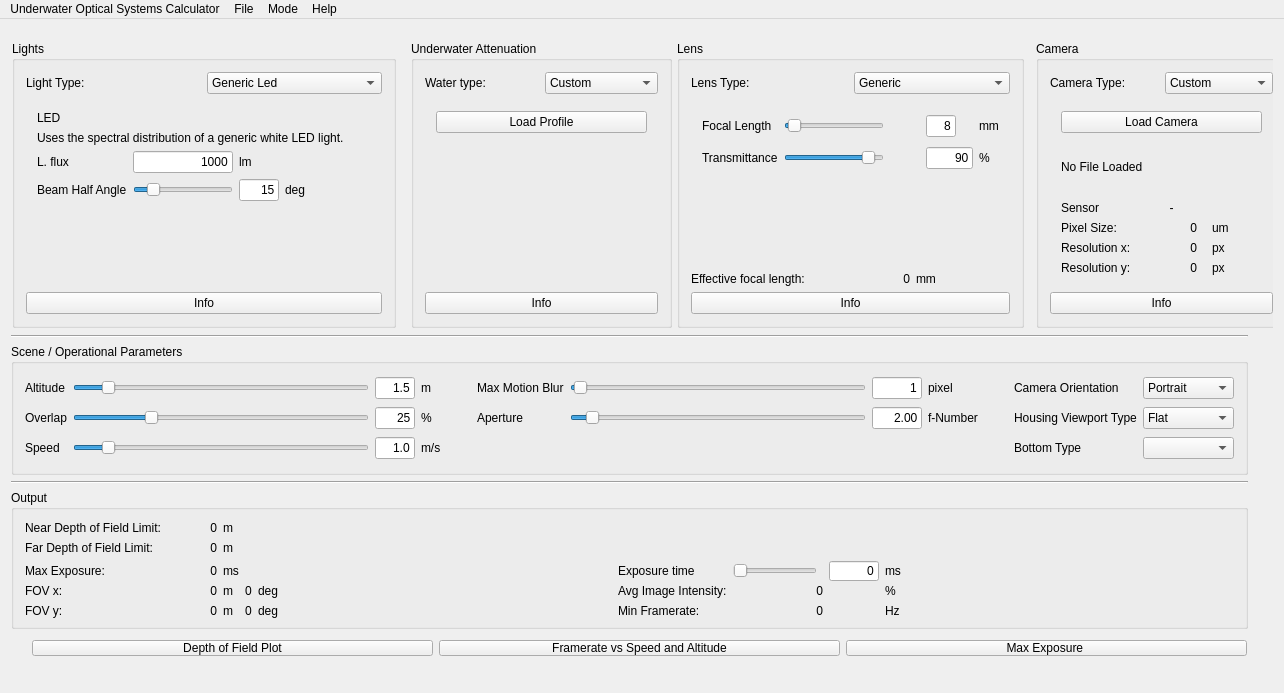
Above: qt/UWOpticalSystemDesigner/mainwindow.ui from gidobot/UWOpticalSystemsDesignTools before the change. Below: the same form after it.
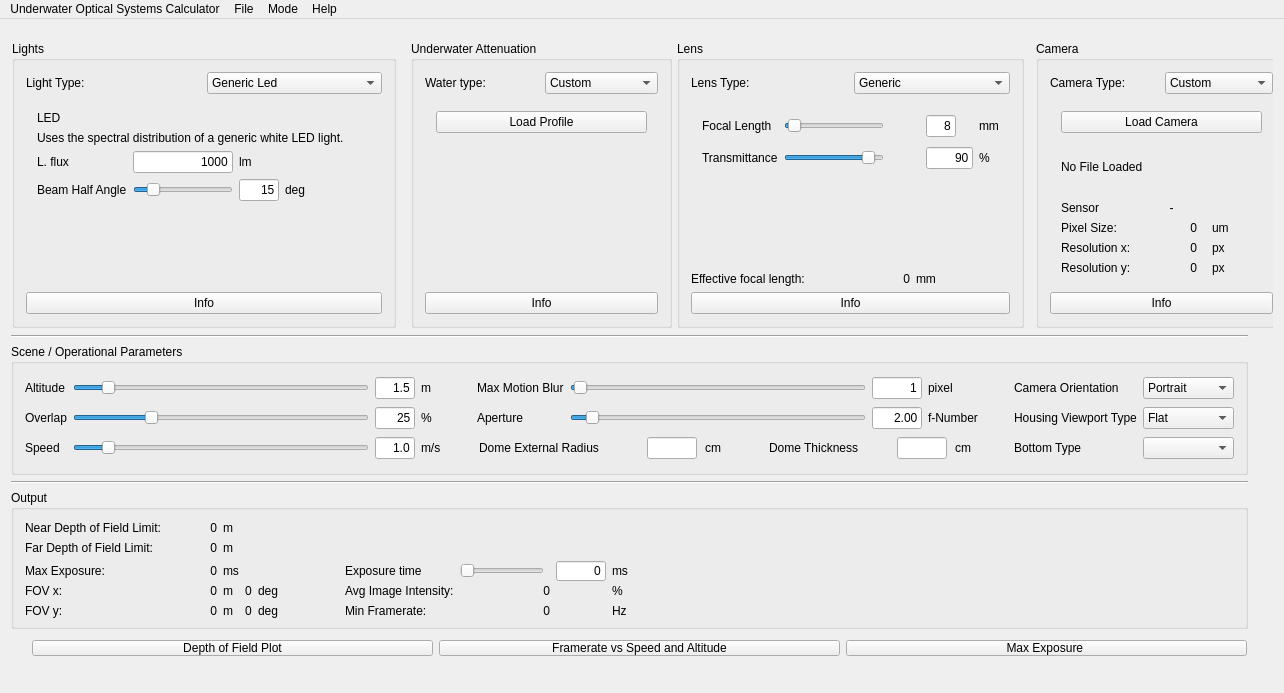
That is the form after the change.

Commit message: Added support for dome depth of field calculation

```diff
--- a/qt/UWOpticalSystemDesigner/mainwindow.ui
+++ b/qt/UWOpticalSystemDesigner/mainwindow.ui
@@ -262,9 +262,12 @@
            <property name="orientation">
             <enum>Qt::Horizontal</enum>
            </property>
+           <property name="sizeType">
+            <enum>QSizePolicy::Fixed</enum>
+           </property>
            <property name="sizeHint" stdset="0">
             <size>
-             <width>40</width>
+             <width>60</width>
              <height>20</height>
             </size>
            </property>
@@ -1995,6 +1998,155 @@
            </property>
           </widget>
          </item>
+         <item row="2" column="5" colspan="4">
+          <layout class="QHBoxLayout" name="domeLayout">
+           <property name="sizeConstraint">
+            <enum>QLayout::SetDefaultConstraint</enum>
+           </property>
+           <item>
+            <widget class="QLabel" name="domeRadiusLabel">
+             <property name="sizePolicy">
+              <sizepolicy hsizetype="Fixed" vsizetype="Fixed">
+               <horstretch>0</horstretch>
+               <verstretch>0</verstretch>
+              </sizepolicy>
+             </property>
+             <property name="minimumSize">
+              <size>
+               <width>100</width>
+               <height>20</height>
+              </size>
+             </property>
+             <property name="maximumSize">
+              <size>
+               <width>160</width>
+               <height>16777215</height>
+              </size>
+             </property>
+             <property name="text">
+              <string>Dome External Radius</string>
+             </property>
+            </widget>
+           </item>
+           <item>
+            <widget class="QLineEdit" name="domeRadiusLineEdit">
+             <property name="sizePolicy">
+              <sizepolicy hsizetype="Minimum" vsizetype="Fixed">
+               <horstretch>0</horstretch>
+               <verstretch>0</verstretch>
+              </sizepolicy>
+             </property>
+             <property name="minimumSize">
+              <size>
+               <width>20</width>
+               <height>20</height>
+              </size>
+             </property>
+             <property name="maximumSize">
+              <size>
+               <width>50</width>
+               <height>16777215</height>
+              </size>
+             </property>
+            </widget>
+           </item>
+           <item>
+            <widget class="QLabel" name="domeRadiusUnitsLabel">
+             <property name="sizePolicy">
+              <sizepolicy hsizetype="Fixed" vsizetype="Preferred">
+               <horstretch>0</horstretch>
+               <verstretch>0</verstretch>
+              </sizepolicy>
+             </property>
+             <property name="minimumSize">
+              <size>
+               <width>0</width>
+               <height>20</height>
+              </size>
+             </property>
+             <property name="text">
+              <string>cm</string>
+             </property>
+            </widget>
+           </item>
+           <item>
+            <spacer name="horizontalSpacer_6">
+             <property name="orientation">
+              <enum>Qt::Horizontal</enum>
+             </property>
+             <property name="sizeType">
+              <enum>QSizePolicy::Fixed</enum>
+             </property>
+             <property name="sizeHint" stdset="0">
+              <size>
+               <width>40</width>
+               <height>20</height>
+              </size>
+             </property>
+            </spacer>
+           </item>
+           <item>
+            <widget class="QLabel" name="domeThicknessLabel">
+             <property name="sizePolicy">
+              <sizepolicy hsizetype="Maximum" vsizetype="Preferred">
+               <horstretch>0</horstretch>
+               <verstretch>0</verstretch>
+              </sizepolicy>
+             </property>
+             <property name="minimumSize">
+              <size>
+               <width>0</width>
+               <height>20</height>
+              </size>
+             </property>
+             <property name="maximumSize">
+              <size>
+               <width>120</width>
+               <height>16777215</height>
+              </size>
+             </property>
+             <property name="text">
+              <string>Dome Thickness</string>
+             </property>
+            </widget>
+           </item>
+           <item>
+            <widget class="QLineEdit" name="domeThicknessLineEdit">
+             <property name="minimumSize">
+              <size>
+               <width>0</width>
+               <height>20</height>
+              </size>
+             </property>
+             <property name="maximumSize">
+              <size>
+               <width>50</width>
+               <height>16777215</height>
+              </size>
+             </property>
+            </widget>
+           </item>
+           <item>
+            <widget class="QLabel" name="domeThicknessUnitsLabel">
+             <property name="sizePolicy">
+              <sizepolicy hsizetype="Fixed" vsizetype="Preferred">
+               <horstretch>0</horstretch>
+               <verstretch>0</verstretch>
+              </sizepolicy>
+             </property>
+             <property name="minimumSize">
+              <size>
+               <width>0</width>
+               <height>20</height>
+              </size>
+             </property>
+             <property name="text">
+              <string>cm</string>
+             </property>
+            </widget>
+           </item>
+          </layout>
+         </item>
         </layout>
        </widget>
        <widget class="Line" name="line_2">
```
The commit also changes 3 other files.
